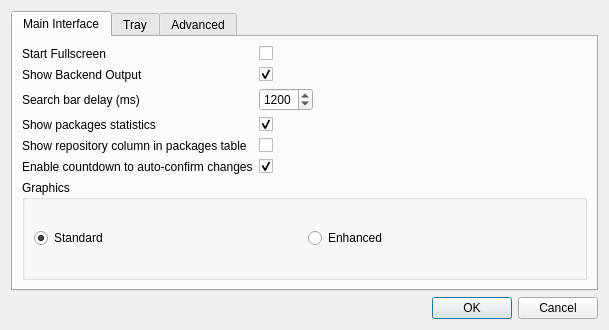
svn2github/appset, file Qt/AppSet-Qt/options.ui: the form before one commit.
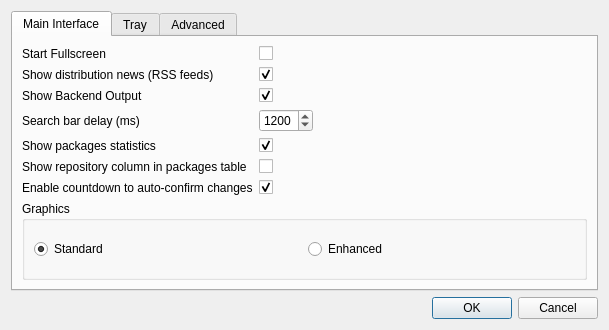
The form after the commit. Icons and pictures are not drawn.

Commit message: RSS feed reader option

```diff
--- a/Qt/AppSet-Qt/options.ui
+++ b/Qt/AppSet-Qt/options.ui
@@ -55,14 +55,14 @@
              </property>
             </widget>
            </item>
-           <item row="1" column="0">
+           <item row="2" column="0">
             <widget class="QLabel" name="label_6">
              <property name="text">
               <string>Show Backend Output</string>
              </property>
             </widget>
            </item>
-           <item row="1" column="1">
+           <item row="2" column="1">
             <widget class="QCheckBox" name="backOutput">
              <property name="toolTip">
               <string>Shows Backend Output during operations</string>
@@ -75,14 +75,14 @@
              </property>
             </widget>
            </item>
-           <item row="2" column="0">
+           <item row="3" column="0">
             <widget class="QLabel" name="label">
              <property name="text">
               <string>Search bar delay (ms)</string>
              </property>
             </widget>
            </item>
-           <item row="2" column="1">
+           <item row="3" column="1">
             <widget class="QSpinBox" name="spinBox">
              <property name="minimum">
               <number>300</number>
@@ -98,14 +98,14 @@
              </property>
             </widget>
            </item>
-           <item row="3" column="0">
+           <item row="4" column="0">
             <widget class="QLabel" name="label_7">
              <property name="text">
               <string>Show packages statistics</string>
              </property>
             </widget>
            </item>
-           <item row="3" column="1">
+           <item row="4" column="1">
             <widget class="QCheckBox" name="statShow">
              <property name="text">
               <string/>
@@ -115,28 +115,28 @@
              </property>
             </widget>
            </item>
-           <item row="4" column="0">
+           <item row="5" column="0">
             <widget class="QLabel" name="label_9">
              <property name="text">
               <string>Show repository column in packages table</string>
              </property>
             </widget>
            </item>
-           <item row="4" column="1">
+           <item row="5" column="1">
             <widget class="QCheckBox" name="showRepos">
              <property name="text">
               <string/>
              </property>
             </widget>
            </item>
-           <item row="5" column="0">
+           <item row="6" column="0">
             <widget class="QLabel" name="label_8">
              <property name="text">
               <string>Enable countdown to auto-confirm changes</string>
              </property>
             </widget>
            </item>
-           <item row="5" column="1">
+           <item row="6" column="1">
             <widget class="QCheckBox" name="confirmCountdown">
              <property name="text">
               <string notr="true"/>
@@ -146,6 +146,23 @@
              </property>
             </widget>
            </item>
+           <item row="1" column="0">
+            <widget class="QLabel" name="label_11">
+             <property name="text">
+              <string>Show distribution news (RSS feeds)</string>
+             </property>
+            </widget>
+           </item>
+           <item row="1" column="1">
+            <widget class="QCheckBox" name="rssShow">
+             <property name="text">
+              <string/>
+             </property>
+             <property name="checked">
+              <bool>true</bool>
+             </property>
+            </widget>
+           </item>
           </layout>
          </item>
          <item>
```
The commit also changes 4 other files.
